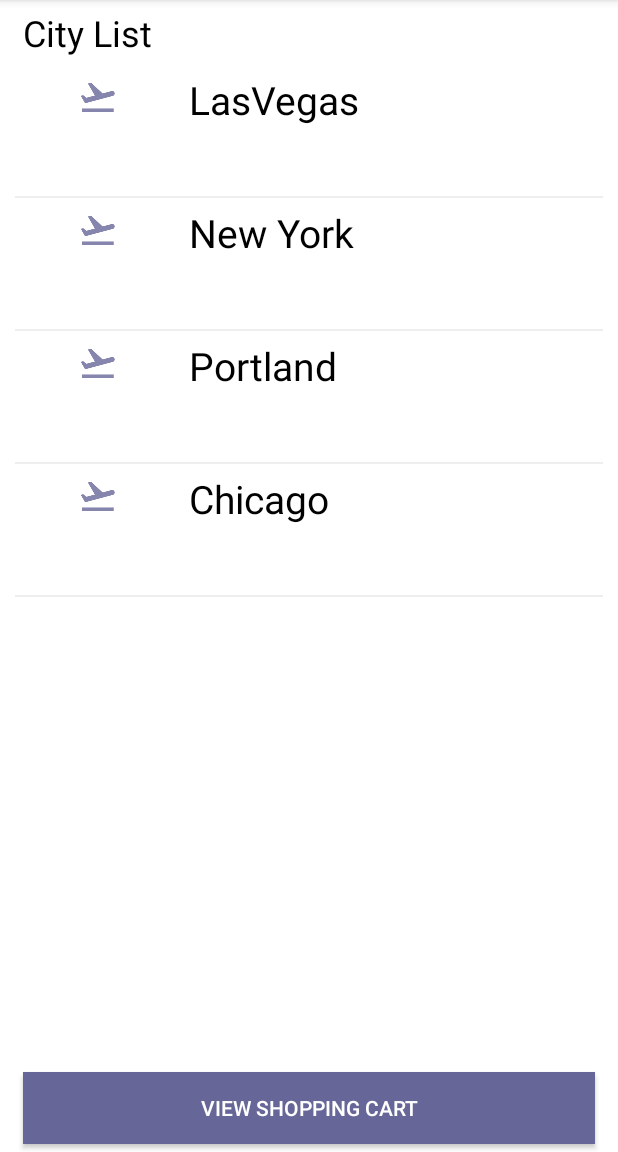
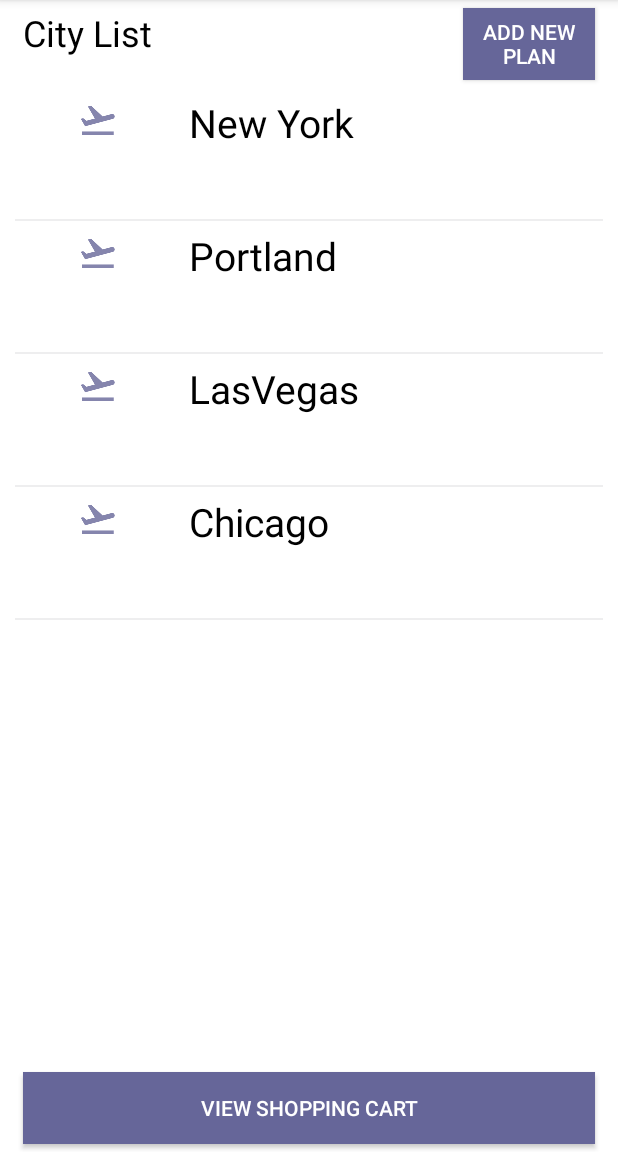
Before and after one commit to olozl/TravelMate, an Android app: the CityActivity screen opened directly, with no data from a screen before it, on a phone screen of 412 x 824 dp, the part 84-1236 px from its top. Run offline under Robolectric (Android 15) with nearby library versions, the phone set to English and light mode, and no system bars.

Commit message:
error when adding new plan

```diff
--- a/TravelMate/app/src/main/AndroidManifest.xml
+++ b/TravelMate/app/src/main/AndroidManifest.xml
@@ -17,6 +17,7 @@
         <activity android:name=".RegisterActivity"></activity>
         <activity android:name=".CityActivity"></activity>
         <activity android:name=".CatalogActivity"></activity>
+        <activity android:name=".WritingFormActivity"></activity>
         <activity android:name="ProductDetailsActivity"></activity>
         <activity android:name="ShoppingCartActivity"></activity>
 
--- a/TravelMate/app/src/main/java/com/lee/zoey/travelmate/RegisterActivity.java
+++ b/TravelMate/app/src/main/java/com/lee/zoey/travelmate/RegisterActivity.java
@@ -29,7 +29,6 @@ public class RegisterActivity extends Activity {
     protected void onCreate(Bundle savedInstanceState) {
         super.onCreate(savedInstanceState);
         setContentView(R.layout.registerdetails);
-        final Context context = this;
 
         final EditText newName = (EditText) findViewById(R.id.newName);
         final EditText newAge = (EditText) findViewById(R.id.newAge);
--- a/TravelMate/app/src/main/res/layout/catalog.xml
+++ b/TravelMate/app/src/main/res/layout/catalog.xml
@@ -3,10 +3,31 @@
     android:orientation="vertical" android:layout_width="fill_parent"
     android:layout_height="match_parent" android:background="#ffffff"
     android:paddingLeft="10dp" android:paddingRight="10dp">
-    <TextView android:id="@+id/TextView01" android:layout_width="wrap_content"
-        android:layout_height="wrap_content" android:textColor="#000000"
-        android:textSize="24dip" android:layout_margin="5dip" android:text="City List"/>
 
+    <RelativeLayout
+        android:layout_width="match_parent"
+        android:layout_height="wrap_content">
+
+        <TextView
+            android:id="@+id/TextView01"
+            android:layout_width="wrap_content"
+            android:layout_height="wrap_content"
+            android:layout_margin="5dip"
+            android:text="City List"
+            android:textColor="#000000"
+            android:textSize="24dip" />
+
+        <Button
+            android:id="@+id/ButtonAddPlan"
+            android:layout_width="wrap_content"
+            android:layout_height="wrap_content"
+            android:layout_alignParentRight="true"
+            android:layout_margin="5dip"
+            android:width="40dp"
+            android:background="#666699"
+            android:text="Add New Plan"
+            android:textColor="#FFFFFF" />
+    </RelativeLayout>
 
     <ListView android:layout_height="wrap_content"
         android:layout_weight="1" android:id="@+id/ListCatalog"
--- a/TravelMate/app/src/main/res/layout/writeform.xml
+++ b/TravelMate/app/src/main/res/layout/writeform.xml
@@ -9,7 +9,7 @@
     android:orientation="horizontal" >
     <Spinner
         android:id="@+id/CityList"
-        android:layout_height="wrap_content"
+        android:layout_height="wrap_content" android:entries="@array/city_array"
         android:layout_width="wrap_content" />
     <EditText android:layout_width="match_parent" android:width="300dp"
         android:layout_height="wrap_content" android:id="@+id/TextViewProductTitle"
@@ -34,7 +34,7 @@
         android:textColor="#000000"/>
     <EditText android:layout_width="wrap_content"
         android:layout_height="wrap_content" android:layout_weight="1"
-        android:text="1" android:gravity="right" android:id="@+id/editTextQuantity"
+        android:text="1" android:gravity="right" android:id="@+id/editPrice"
         android:inputType="number"/>
 
 </LinearLayout>
--- a/TravelMate/app/src/main/res/values/strings.xml
+++ b/TravelMate/app/src/main/res/values/strings.xml
@@ -1,4 +1,10 @@
 <resources>
     <string name="app_name">TravelMate</string>
     <string name="hello">Find out your guide/guests!</string>
+    <string-array name="city_array">
+        <item>Portland</item>
+        <item>New York</item>
+        <item>Chicago</item>
+        <item>LasVegas</item>
+    </string-array>
 </resources>
```
Also changed, not shown: TravelMate/app/src/main/java/com/lee/zoey/travelmate/CatalogActivity.java (+1 -13 lines), TravelMate/app/src/main/java/com/lee/zoey/travelmate/CityActivity.java (+12 -0 lines), TravelMate/app/src/main/java/com/lee/zoey/travelmate/ShoppingCartHelper.java (+9 -0 lines), TravelMate/app/src/main/java/com/lee/zoey/travelmate/WritingFormActivity.java (+48 -6 lines), TravelMate/app/src/main/res/layout/catalogdetails.xml (+0 -9 lines).
